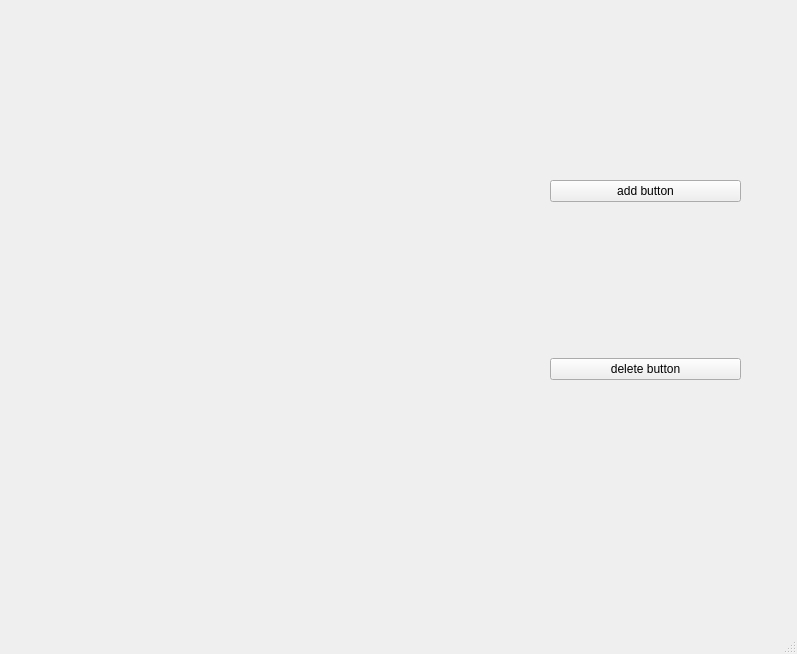
Qt form Chess_Windows/mainwindow.ui (den-Master-2040/CHESS-PROJECT) before a commit.
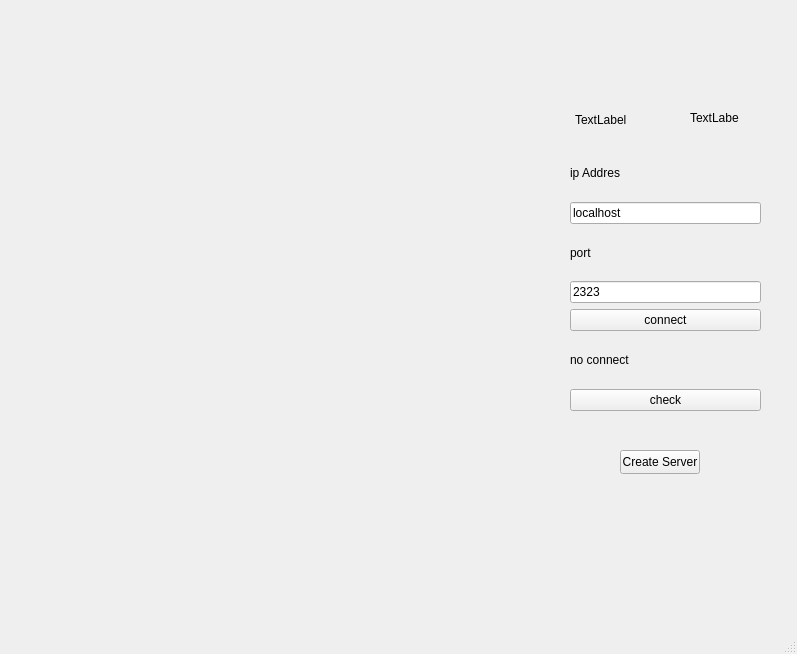
The same form after that commit.

Commit message:
Update Networking + server
and added png icons

Diff of the .ui file:
```diff
--- a/Chess_Windows/mainwindow.ui
+++ b/Chess_Windows/mainwindow.ui
@@ -20,29 +20,127 @@
    <widget class="QWidget" name="verticalLayoutWidget_2">
     <property name="geometry">
      <rect>
-      <x>550</x>
-      <y>30</y>
+      <x>570</x>
+      <y>150</y>
       <width>191</width>
-      <height>501</height>
+      <height>261</height>
      </rect>
     </property>
     <layout class="QVBoxLayout" name="splitters">
      <item>
-      <widget class="QPushButton" name="pushButton2">
+      <widget class="QLabel" name="label">
+       <property name="minimumSize">
+        <size>
+         <width>189</width>
+         <height>10</height>
+        </size>
+       </property>
+       <property name="maximumSize">
+        <size>
+         <width>10</width>
+         <height>16777215</height>
+        </size>
+       </property>
        <property name="text">
-        <string>add button</string>
+        <string>ip Addres</string>
        </property>
       </widget>
      </item>
      <item>
-      <widget class="QPushButton" name="pushButton_3">
+      <widget class="QLineEdit" name="lineEdit">
        <property name="text">
-        <string>delete button</string>
+        <string>localhost</string>
+       </property>
+      </widget>
+     </item>
+     <item>
+      <widget class="QLabel" name="label_2">
+       <property name="minimumSize">
+        <size>
+         <width>189</width>
+         <height>10</height>
+        </size>
+       </property>
+       <property name="maximumSize">
+        <size>
+         <width>10</width>
+         <height>16777215</height>
+        </size>
+       </property>
+       <property name="text">
+        <string>port</string>
+       </property>
+      </widget>
+     </item>
+     <item>
+      <widget class="QLineEdit" name="lineEdit_2">
+       <property name="text">
+        <string>2323</string>
+       </property>
+      </widget>
+     </item>
+     <item>
+      <widget class="QPushButton" name="pushButton">
+       <property name="text">
+        <string>connect</string>
+       </property>
+      </widget>
+     </item>
+     <item>
+      <widget class="QLabel" name="label_3">
+       <property name="text">
+        <string>no connect</string>
+       </property>
+      </widget>
+     </item>
+     <item>
+      <widget class="QPushButton" name="pushButton_2">
+       <property name="text">
+        <string>check</string>
        </property>
       </widget>
      </item>
     </layout>
    </widget>
+   <widget class="QPushButton" name="pushButton_4">
+    <property name="geometry">
+     <rect>
+      <x>620</x>
+      <y>450</y>
+      <width>80</width>
+      <height>24</height>
+     </rect>
+    </property>
+    <property name="text">
+     <string>Create Server</string>
+    </property>
+   </widget>
+   <widget class="QLabel" name="label_4">
+    <property name="geometry">
+     <rect>
+      <x>575</x>
+      <y>110</y>
+      <width>191</width>
+      <height>20</height>
+     </rect>
+    </property>
+    <property name="text">
+     <string>TextLabel</string>
+    </property>
+   </widget>
+   <widget class="QLabel" name="label_5">
+    <property name="geometry">
+     <rect>
+      <x>690</x>
+      <y>110</y>
+      <width>49</width>
+      <height>16</height>
+     </rect>
+    </property>
+    <property name="text">
+     <string>TextLabel</string>
+    </property>
+   </widget>
   </widget>
   <widget class="QMenuBar" name="menubar">
    <property name="geometry">
```
The commit also changes 22 other files.
